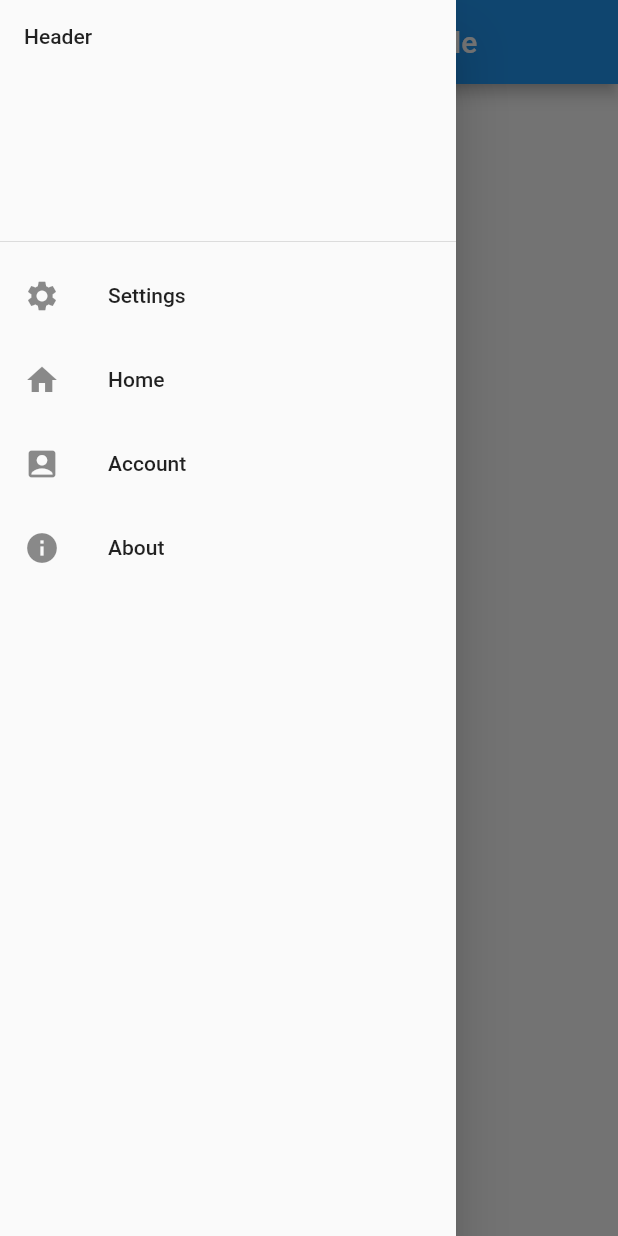
After one commit to nisrulz/flutter-examples, a Flutter app: the screen it shows after launch, with the side drawer open, on a phone screen of 412 x 824 dp. The commit adds this screen. Run offline on Flutter 3.47's test engine with Material 2 defaults, Android fonts, the phone set to English and light mode, and no system bars.

Commit message:
updated: navigation_drawer example with code refactoring

```diff
--- /dev/null
+++ b/navigation_drawer/lib/screens/account.dart
@@ -0,0 +1,18 @@
+import 'package:flutter/material.dart';
+
+class AccountScreen extends StatelessWidget {
+  static String routeName = "/account";
+
+  @override
+  Widget build(BuildContext context) {
+    return new Scaffold(
+      appBar: new AppBar(
+        title: new Text("Account"),
+      ),
+      body: new Container(
+          child: new Center(
+        child: new Text("Account Screen"),
+      )),
+    );
+  }
+}
--- /dev/null
+++ b/navigation_drawer/lib/screens/home.dart
@@ -0,0 +1,64 @@
+import 'package:flutter/material.dart';
+import 'package:navigation_drawer/screens/account.dart';
+import 'package:navigation_drawer/screens/settings.dart';
+
+class HomeScreen extends StatefulWidget {
+  @override
+  HomeScreenState createState() => new HomeScreenState();
+}
+
+class HomeScreenState extends State<HomeScreen> {
+  Drawer getNavDrawer(BuildContext context) {
+    var headerChild = new DrawerHeader(child: new Text("Header"));
+    var aboutChild = new AboutListTile(
+        child: new Text("About"),
+        applicationName: "Application Name",
+        applicationVersion: "v1.0.0",
+        applicationIcon: new Icon(Icons.adb),
+        icon: new Icon(Icons.info));
+
+    ListTile getNavItem(var icon, String s, String routeName) {
+      return new ListTile(
+        leading: new Icon(icon),
+        title: new Text(s),
+        onTap: () {
+          setState(() {
+            // pop closes the drawer
+            Navigator.of(context).pop();
+            // navigate to the route
+            Navigator.of(context).pushNamed(routeName);
+          });
+        },
+      );
+    }
+
+    var myNavChildren = [
+      headerChild,
+      getNavItem(Icons.settings, "Settings", SettingsScreen.routeName),
+      getNavItem(Icons.home, "Home", "/"),
+      getNavItem(Icons.account_box, "Account", AccountScreen.routeName),
+      aboutChild
+    ];
+
+    ListView listView = new ListView(children: myNavChildren);
+
+    return new Drawer(
+      child: listView,
+    );
+  }
+
+  @override
+  Widget build(BuildContext context) {
+    return new Scaffold(
+      appBar: new AppBar(
+        title: new Text("Navigation Drawer Example"),
+      ),
+      body: new Container(
+          child: new Center(
+        child: new Text("Home Screen"),
+      )),
+      // Set the nav drawer
+      drawer: getNavDrawer(context),
+    );
+  }
+}
--- /dev/null
+++ b/navigation_drawer/lib/screens/settings.dart
@@ -0,0 +1,18 @@
+import 'package:flutter/material.dart';
+
+class SettingsScreen extends StatelessWidget {
+  static String routeName = "/settings";
+
+  @override
+  Widget build(BuildContext context) {
+    return new Scaffold(
+      appBar: new AppBar(
+        title: new Text("Settings"),
+      ),
+      body: new Container(
+          child: new Center(
+        child: new Text("Settings Screen"),
+      )),
+    );
+  }
+}
```
Also changed, not shown: navigation_drawer/lib/main.dart (+11 -46 lines), navigation_drawer/lib/nav_drawer.dart (added, +9 -0 lines).
